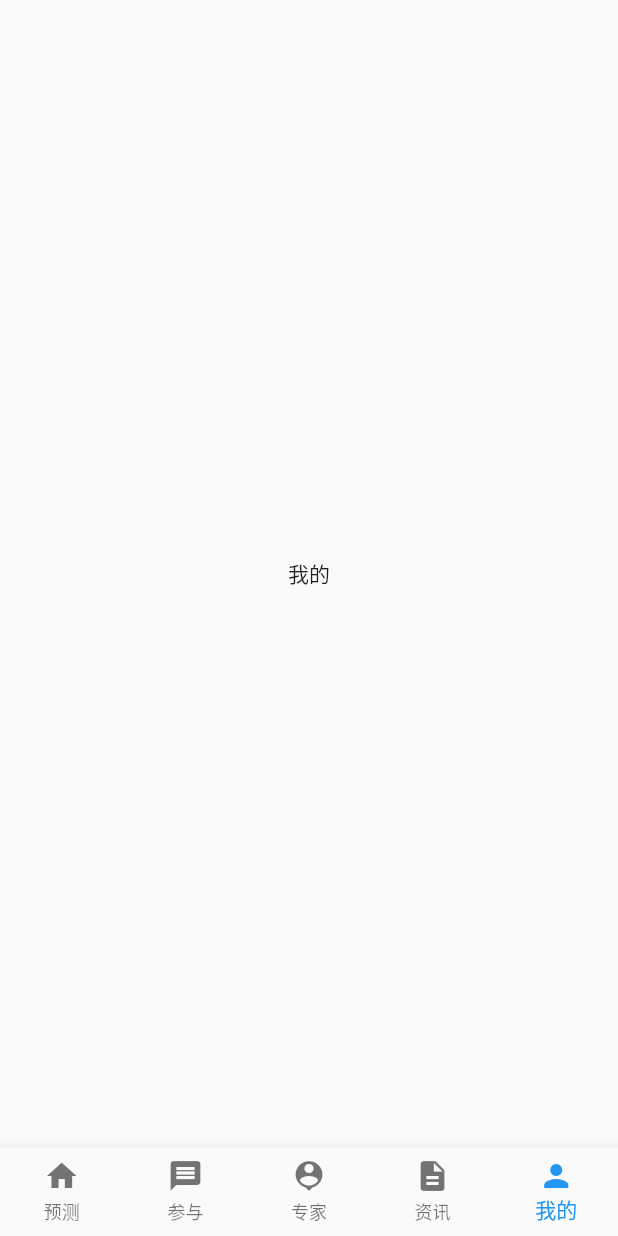
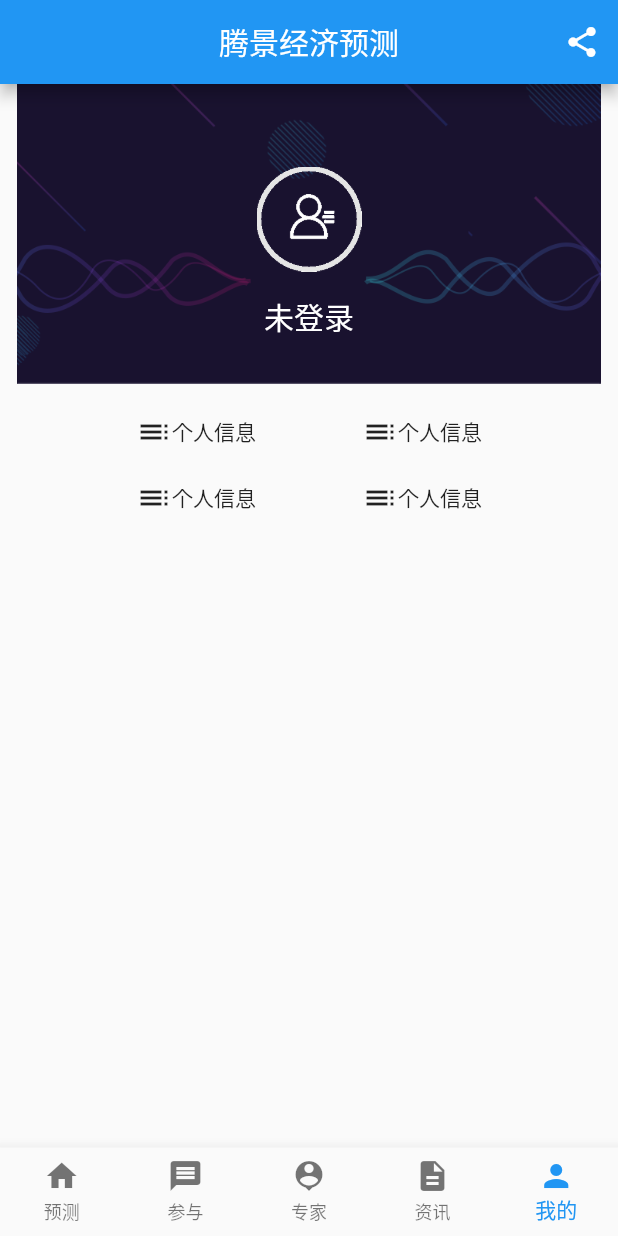
Before and after one commit to Gentlemeng/flutter-tj, a Flutter app: the screen it shows after launch, item 5 of the bottom bar chosen, on a phone screen of 412 x 824 dp. Run offline on Flutter 3.47's test engine with Material 2 defaults, Android fonts, the phone set to English and light mode, and no system bars; missing offline and left inert: flutter_webview_plugin.

Commit message:
我的页面

```diff
--- a/lib/bottom_nav/expert_page.dart
+++ b/lib/bottom_nav/expert_page.dart
@@ -313,7 +313,8 @@ class ExpertListItem extends StatelessWidget {
                         borderRadius: BorderRadius.circular(10),
                         child: new Image.asset(list.avatarName,
                             fit: BoxFit.cover),
-                      )),
+                      )
+                  ),
                 ],
             ),
           ),
--- a/lib/bottom_nav/myself_page.dart
+++ b/lib/bottom_nav/myself_page.dart
@@ -1,10 +1,153 @@
 import 'package:flutter/material.dart';
+
+
 
 class MyselfPage extends StatelessWidget {
   @override
   Widget build(BuildContext context) {
-    return Center(
-      child: Text("我的"),
+    return Scaffold(
+      appBar:AppBar(
+        //导航栏
+        title: Text("腾景经济预测"),
+        actions: <Widget>[
+          //导航栏右侧菜单
+          IconButton(icon: Icon(Icons.share), onPressed: () {}),
+        ],
+        centerTitle: true,
+      ),
+      body: ListView(
+        children: <Widget>[
+          Container(
+            child: Stack(
+              alignment: Alignment.topCenter,
+              children: <Widget>[
+                Container(
+                  height:200,
+                  child: Image.asset("images/myself/bg.png"),
+                ),
+                Positioned(
+                  top:55,
+                  width: 70,
+                  height:70,
+                  child: Image.asset("images/myself/avatar.png"),
+                ),
+                Positioned(
+                  top:140,
+                  child: Text("未登录",style: TextStyle(color: Colors.white,fontSize: 20),),
+                )
+              ],
+            )
+          ),
+          //
+          Container(
+            padding:const EdgeInsets.symmetric(vertical: 0,horizontal: 20),
+            decoration:BoxDecoration(
+              // color:Colors.blue,
+            ),
+            child: Column(
+              children: <Widget>[
+                Row(
+                  mainAxisAlignment: MainAxisAlignment.spaceEvenly,
+                  children: <Widget>[
+                    Column(
+
+                      children: <Widget>[
+                        Padding(
+                          padding: const EdgeInsets.symmetric(vertical:20),
+                          child: Row(
+                            children: <Widget>[
+                              Icon(Icons.toc),
+                              Text("个人信息")
+                            ],
+                          ),
+                        )
+
+                      ],
+                    ),
+                    Column(
+                      children: <Widget>[
+                        Row(
+                          children: <Widget>[
+                            Icon(Icons.toc),
+                            Text("个人信息")
+                          ],
+                        )
+                      ],
+                    ),
+                  ],
+                ),
+                Row(
+                  mainAxisAlignment: MainAxisAlignment.spaceEvenly,
+                  children: <Widget>[
+                    Column(
+                      children: <Widget>[
+                        Row(
+                          children: <Widget>[
+                            Icon(Icons.toc),
+                            Text("个人信息")
+                          ],
+                        )
+                      ],
+                    ),
+                    Column(
+                      children: <Widget>[
+                        Row(
+                          children: <Widget>[
+                            Icon(Icons.toc),
+                            Text("个人信息")
+                          ],
+                        )
+                      ],
+                    ),
+                  ],
+                ),
+                // Column(
+                //   children: <Widget>[
+                //     Row(
+                //       children: <Widget>[
+                //         Icon(Icons.toc),
+                //         Text("个人信息")
+                //       ],
+                //     ),
+                //     Row(
+                //       children: <Widget>[
+                //         Icon(Icons.toc),
+                //         Text("个人信息")
+                //       ],
+                //     ),
+                //     Row(
+                //       children: <Widget>[
+                //         Icon(Icons.toc),
+                //         Text("个人信息")
+                //       ],
+                //     ),
+                //     Row(
+                //       children: <Widget>[
+                //         Icon(Icons.toc),
+                //         Text("个人信息")
+                //       ],
+                //     ),
+                //     Row(
+                //       children: <Widget>[
+                //         Icon(Icons.toc),
+                //         Text("个人信息")
+                //       ],
+                //     ),
+                //   ],
+                // ),
+                // Column(
+                //   children: <Widget>[
+                //     Row(
+                //       children: <Widget>[Text("aaa")],
+                //     )
+                //   ],
+                // )
+              ],
+            ),
+          )
+
+        ],
+      ),
     );
   }
 }
--- a/lib/main.dart
+++ b/lib/main.dart
@@ -1,4 +1,5 @@
 import 'package:flutter/material.dart';
+import 'package:flutter_webview_plugin/flutter_webview_plugin.dart';
 import 'package:m_tjresearch/bottom_nav/index_page.dart';
 
 void main() => runApp(MyApp());
@@ -7,7 +8,18 @@ class MyApp extends StatelessWidget {
   // This widget is the root of your application.
   @override
   Widget build(BuildContext context) {
-    return MaterialApp(
+    return
+    // MaterialApp(
+    //   routes: {
+    //     "/": (_) => new WebviewScaffold(
+    //       url: "https://m.tjresearch.com",
+    //       appBar: new AppBar(
+    //         title: new Text("Widget webview"),
+    //       ),
+    //     ),
+    //   },
+    // );
+    MaterialApp(
       title: '腾景经济预测',
       theme: ThemeData(
         primarySwatch: Colors.blue,
--- a/pubspec.yaml
+++ b/pubspec.yaml
@@ -19,7 +19,7 @@ environment:
 dependencies:
   flutter:
     sdk: flutter
-
+  flutter_webview_plugin: ^0.3.5
   # The following adds the Cupertino Icons font to your application.
   # Use with the CupertinoIcons class for iOS style icons.
   cupertino_icons: ^0.1.2
@@ -44,6 +44,8 @@ flutter:
     - images/expert01.jpg
     - images/expert02.jpg
     - images/expert03.jpg
+    - images/myself/bg.png
+    - images/myself/avatar.png
 
   # To add assets to your application, add an assets section, like this:
   # assets:
```
Also changed, not shown: images/myself/avatar.png (added), images/myself/bg.png (added), pubspec.lock.
